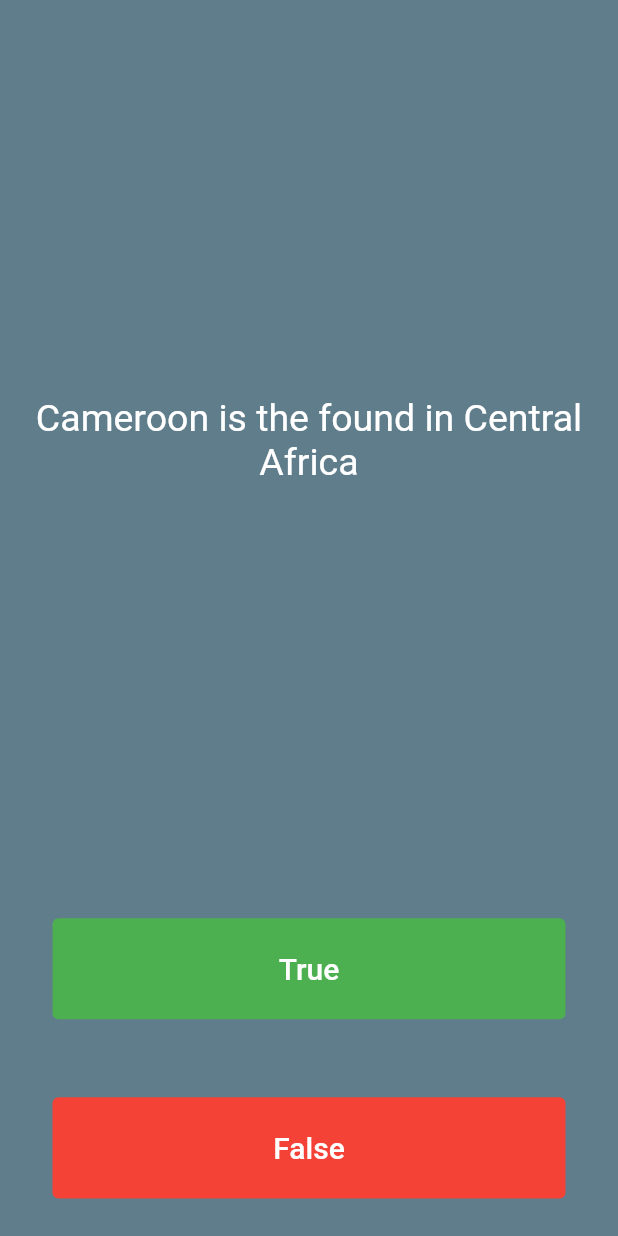
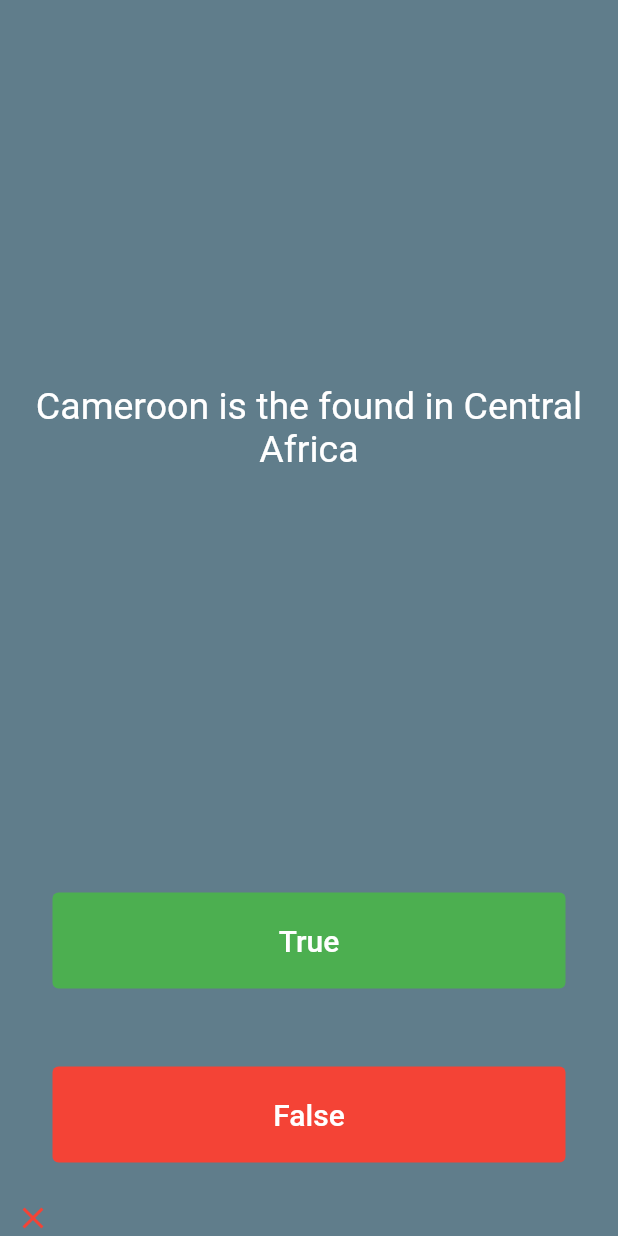
Before and after one commit to LivingstonTardzenyuy/Flutter_Professional_Course, a Flutter app: the screen it shows after launch, after a tap on "True", on a phone screen of 412 x 824 dp. Run offline on Flutter 3.47's test engine with Material 2 defaults, Android fonts, the phone set to English and light mode, and no system bars; our stand-ins replace audioplayers.

Commit message:
edited the main.dart file

```diff
--- a/flutter_course/quiz_app/lib/main.dart
+++ b/flutter_course/quiz_app/lib/main.dart
@@ -36,8 +36,34 @@ class _QuizPageState extends State<QuizPage> {
 
   ];
 
+  void checkAnswer(bool usersAnswer){
+    bool correctAnswer = quizBrain.getQuestionAnswer();
 
 
+    setState(() {
+
+      if (usersAnswer == correctAnswer){
+      scoreKeeper.add(
+          Icon(
+            Icons.check,
+            color: Colors.green,
+          ),
+      );
+
+    }
+    else{
+      scoreKeeper.add(
+        Icon(
+          Icons.close,
+          color: Colors.red,
+        ),
+      );
+    }
+
+        quizBrain.nextQuestion();
+      });
+
+  }
 
 
   @override
@@ -87,21 +113,9 @@ class _QuizPageState extends State<QuizPage> {
                 ),
               ),
               onPressed: () {
-
-                bool correctAnswer = quizBrain.getQuestionAnswer();
-
-                if (correctAnswer == true){
-                  print("users got it right");
-
-                }
-                else{
-                  print('users got it wrong');
+                checkAnswer(true);
                 }
 
-                setState(() {
-                  quizBrain.nextQuestion();
-                });
-              },
             ),
           ),
         ),
@@ -125,7 +139,7 @@ class _QuizPageState extends State<QuizPage> {
                 ),
               ),
               onPressed: () {
-
+                checkAnswer(false);
 
               },
             ),
```
